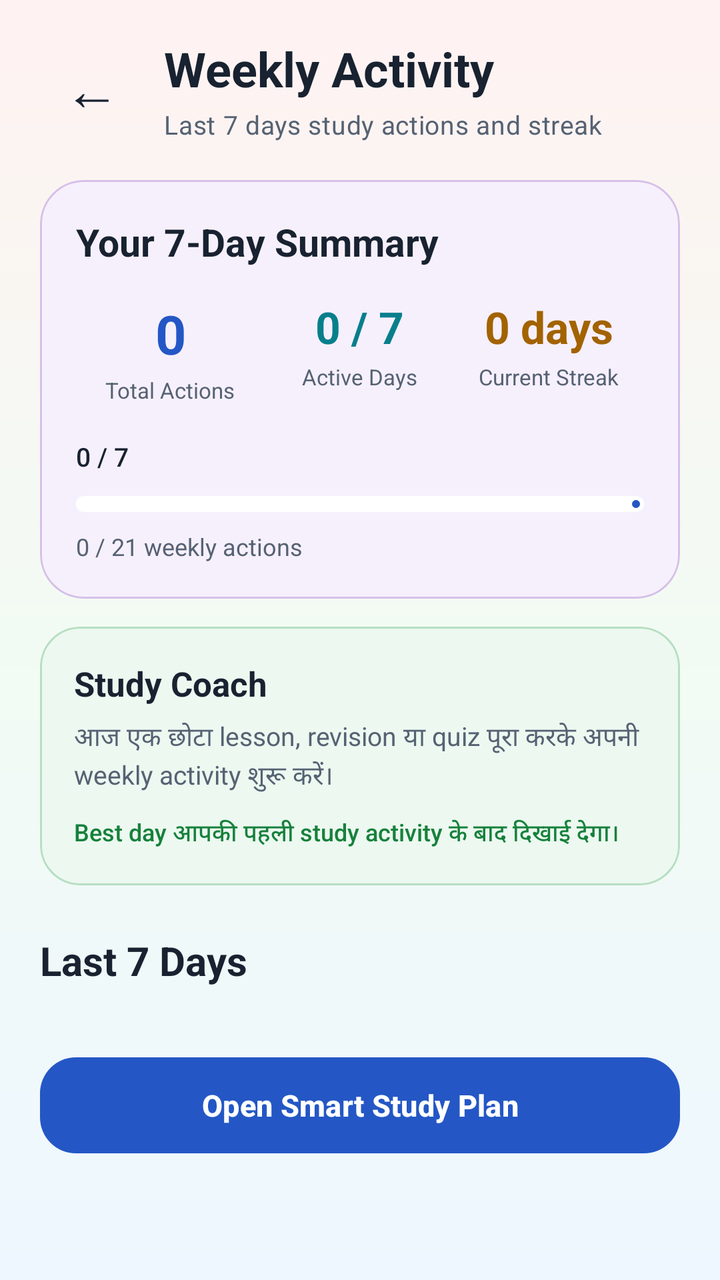
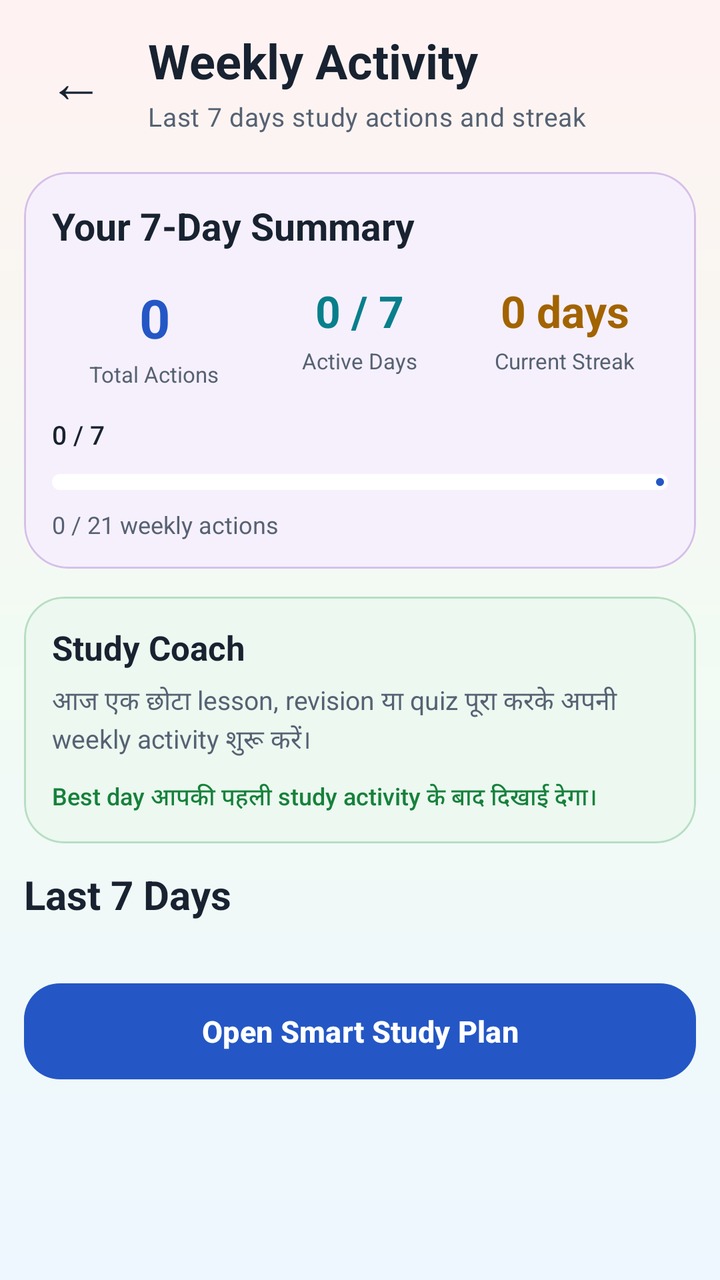

Before-and-after screenshots of an Android layout around one commit, followed by the original layout XML and the change that was made.
<!-- AndroidManifest.xml: application theme Theme.StudySaathi -->
<!-- res/layout/activity_weekly_study.xml -->
<?xml version="1.0" encoding="utf-8"?>
<androidx.coordinatorlayout.widget.CoordinatorLayout xmlns:android="http://schemas.android.com/apk/res/android"
    xmlns:app="http://schemas.android.com/apk/res-auto"
    android:id="@+id/weeklyStudyRoot"
    android:layout_width="match_parent"
    android:layout_height="match_parent"
    android:background="@drawable/bg_app_soft_mix">

    <androidx.core.widget.NestedScrollView
        android:id="@+id/contentWeeklyStudy"
        android:layout_width="match_parent"
        android:layout_height="match_parent"
        android:clipToPadding="false"
        android:fillViewport="true"
        android:overScrollMode="never">

        <LinearLayout
            android:layout_width="match_parent"
            android:layout_height="wrap_content"
            android:orientation="vertical"
            android:paddingStart="20dp"
            android:paddingTop="18dp"
            android:paddingEnd="20dp"
            android:paddingBottom="38dp">

            <LinearLayout
                android:layout_width="match_parent"
                android:layout_height="wrap_content"
                android:gravity="center_vertical"
                android:orientation="horizontal">

                <com.google.android.material.button.MaterialButton
                    android:id="@+id/buttonBack"
                    style="@style/Widget.Material3.Button.TextButton"
                    android:layout_width="52dp"
                    android:layout_height="52dp"
                    android:contentDescription="@string/back"
                    android:insetLeft="0dp"
                    android:insetTop="0dp"
                    android:insetRight="0dp"
                    android:insetBottom="0dp"
                    android:minWidth="0dp"
                    android:text="←"
                    android:textColor="@color/ss_text_primary"
                    android:textSize="28sp"
                    app:cornerRadius="16dp" />

                <LinearLayout
                    android:layout_width="0dp"
                    android:layout_height="wrap_content"
                    android:layout_marginStart="10dp"
                    android:layout_weight="1"
                    android:orientation="vertical">

                    <TextView
                        style="@style/TextAppearance.StudySaathi.Heading"
                        android:layout_width="match_parent"
                        android:layout_height="wrap_content"
                        android:text="@string/weekly_study_title"
                        android:textSize="24sp" />

                    <TextView
                        android:id="@+id/textWeeklyStudyStudent"
                        style="@style/TextAppearance.StudySaathi.Body"
                        android:layout_width="match_parent"
                        android:layout_height="wrap_content"
                        android:layout_marginTop="3dp"
                        android:text="@string/weekly_study_subtitle"
                        android:textSize="13sp" />

                </LinearLayout>

            </LinearLayout>

            <com.google.android.material.card.MaterialCardView
                android:layout_width="match_parent"
                android:layout_height="wrap_content"
                android:layout_marginTop="19dp"
                app:cardBackgroundColor="@color/ss_purple_soft"
                app:cardCornerRadius="22dp"
                app:cardElevation="0dp"
                app:strokeColor="@color/ss_purple_border"
                app:strokeWidth="1dp">

                <LinearLayout
                    android:layout_width="match_parent"
                    android:layout_height="wrap_content"
                    android:orientation="vertical"
                    android:padding="18dp">

                    <TextView
                        android:layout_width="match_parent"
                        android:layout_height="wrap_content"
                        android:fontFamily="sans-serif-rounded"
                        android:text="@string/weekly_study_summary_title"
                        android:textColor="@color/ss_text_primary"
                        android:textSize="19sp"
                        android:textStyle="bold" />

                    <LinearLayout
                        android:layout_width="match_parent"
                        android:layout_height="wrap_content"
                        android:layout_marginTop="15dp"
                        android:baselineAligned="false"
                        android:orientation="horizontal">

                        <LinearLayout
                            android:layout_width="0dp"
                            android:layout_height="wrap_content"
                            android:layout_weight="1"
                            android:gravity="center"
                            android:orientation="vertical">

                            <TextView
                                android:id="@+id/textWeeklyActionsValue"
                                android:layout_width="wrap_content"
                                android:layout_height="wrap_content"
                                android:fontFamily="sans-serif-rounded"
                                android:text="0"
                                android:textColor="@color/ss_primary"
                                android:textSize="27sp"
                                android:textStyle="bold" />

                            <TextView
                                android:layout_width="wrap_content"
                                android:layout_height="wrap_content"
                                android:layout_marginTop="3dp"
                                android:fontFamily="sans-serif"
                                android:text="@string/weekly_study_total_actions"
                                android:textColor="@color/ss_text_secondary"
                                android:textSize="11sp" />

                        </LinearLayout>

                        <LinearLayout
                            android:layout_width="0dp"
                            android:layout_height="wrap_content"
                            android:layout_weight="1"
                            android:gravity="center"
                            android:orientation="vertical">

                            <TextView
                                android:id="@+id/textWeeklyActiveDaysValue"
                                android:layout_width="wrap_content"
                                android:layout_height="wrap_content"
                                android:fontFamily="sans-serif-rounded"
                                android:text="0 / 7"
                                android:textColor="@color/ss_secondary"
                                android:textSize="22sp"
                                android:textStyle="bold" />

                            <TextView
                                android:layout_width="wrap_content"
                                android:layout_height="wrap_content"
                                android:layout_marginTop="3dp"
                                android:fontFamily="sans-serif"
                                android:text="@string/weekly_study_active_days"
                                android:textColor="@color/ss_text_secondary"
                                android:textSize="11sp" />

                        </LinearLayout>

                        <LinearLayout
                            android:layout_width="0dp"
                            android:layout_height="wrap_content"
                            android:layout_weight="1"
                            android:gravity="center"
                            android:orientation="vertical">

                            <TextView
                                android:id="@+id/textWeeklyStreakValue"
                                android:layout_width="wrap_content"
                                android:layout_height="wrap_content"
                                android:fontFamily="sans-serif-rounded"
                                android:text="0 days"
                                android:textColor="@color/ss_warning"
                                android:textSize="22sp"
                                android:textStyle="bold" />

                            <TextView
                                android:layout_width="wrap_content"
                                android:layout_height="wrap_content"
                                android:layout_marginTop="3dp"
                                android:fontFamily="sans-serif"
                                android:text="@string/weekly_study_current_streak"
                                android:textColor="@color/ss_text_secondary"
                                android:textSize="11sp" />

                        </LinearLayout>

                    </LinearLayout>

                    <TextView
                        android:id="@+id/textWeeklyGoalDaysValue"
                        android:layout_width="match_parent"
                        android:layout_height="wrap_content"
                        android:layout_marginTop="17dp"
                        android:fontFamily="sans-serif-medium"
                        android:text="0 / 7"
                        android:textColor="@color/ss_text_primary"
                        android:textSize="13sp" />

                    <com.google.android.material.progressindicator.LinearProgressIndicator
                        android:id="@+id/progressWeeklyTarget"
                        android:layout_width="match_parent"
                        android:layout_height="8dp"
                        android:layout_marginTop="11dp"
                        app:indicatorColor="@color/ss_primary"
                        app:trackColor="@color/ss_surface"
                        app:trackCornerRadius="4dp"
                        app:trackThickness="8dp" />

                    <TextView
                        android:id="@+id/textWeeklyTargetStatus"
                        android:layout_width="match_parent"
                        android:layout_height="wrap_content"
                        android:layout_marginTop="9dp"
                        android:fontFamily="sans-serif"
                        android:text="0 / 21 weekly actions"
                        android:textColor="@color/ss_text_secondary"
                        android:textSize="12sp" />

                </LinearLayout>

            </com.google.android.material.card.MaterialCardView>

            <com.google.android.material.card.MaterialCardView
                android:layout_width="match_parent"
                android:layout_height="wrap_content"
                android:layout_marginTop="14dp"
                app:cardBackgroundColor="@color/ss_green_soft"
                app:cardCornerRadius="20dp"
                app:cardElevation="0dp"
                app:strokeColor="@color/ss_green_border"
                app:strokeWidth="1dp">

                <LinearLayout
                    android:layout_width="match_parent"
                    android:layout_height="wrap_content"
                    android:orientation="vertical"
                    android:padding="17dp">

                    <TextView
                        android:layout_width="match_parent"
                        android:layout_height="wrap_content"
                        android:fontFamily="sans-serif-rounded"
                        android:text="@string/weekly_study_coach_title"
                        android:textColor="@color/ss_text_primary"
                        android:textSize="17sp"
                        android:textStyle="bold" />

                    <TextView
                        android:id="@+id/textWeeklyCoachMessage"
                        android:layout_width="match_parent"
                        android:layout_height="wrap_content"
                        android:layout_marginTop="6dp"
                        android:fontFamily="sans-serif"
                        android:lineSpacingExtra="2dp"
                        android:text="@string/weekly_study_coach_start"
                        android:textColor="@color/ss_text_secondary"
                        android:textSize="13sp" />

                    <TextView
                        android:id="@+id/textWeeklyBestDay"
                        android:layout_width="match_parent"
                        android:layout_height="wrap_content"
                        android:layout_marginTop="10dp"
                        android:fontFamily="sans-serif-medium"
                        android:text="@string/weekly_study_no_best_day"
                        android:textColor="@color/ss_success"
                        android:textSize="12sp" />

                </LinearLayout>

            </com.google.android.material.card.MaterialCardView>

            <TextView
                android:layout_width="match_parent"
                android:layout_height="wrap_content"
                android:layout_marginTop="24dp"
                android:fontFamily="sans-serif-rounded"
                android:text="@string/weekly_study_last_seven_days"
                android:textColor="@color/ss_text_primary"
                android:textSize="20sp"
                android:textStyle="bold" />

            <androidx.recyclerview.widget.RecyclerView
                android:id="@+id/recyclerStudyWeek"
                android:layout_width="match_parent"
                android:layout_height="wrap_content"
                android:layout_marginTop="13dp"
                android:clipToPadding="false"
                android:nestedScrollingEnabled="false"
                android:overScrollMode="never" />

            <com.google.android.material.card.MaterialCardView
                android:id="@+id/cardWeeklyEmpty"
                android:layout_width="match_parent"
                android:layout_height="wrap_content"
                android:layout_marginTop="14dp"
                android:visibility="gone"
                app:cardBackgroundColor="@color/ss_surface"
                app:cardCornerRadius="20dp"
                app:cardElevation="0dp"
                app:strokeColor="@color/ss_outline"
                app:strokeWidth="1dp">

                <LinearLayout
                    android:layout_width="match_parent"
                    android:layout_height="wrap_content"
                    android:gravity="center"
                    android:orientation="vertical"
                    android:padding="23dp">

                    <TextView
                        android:id="@+id/textWeeklyEmptyTitle"
                        android:layout_width="match_parent"
                        android:layout_height="wrap_content"
                        android:fontFamily="sans-serif-rounded"
                        android:gravity="center"
                        android:text="@string/weekly_study_empty_title"
                        android:textColor="@color/ss_text_primary"
                        android:textSize="18sp"
                        android:textStyle="bold" />

                    <TextView
                        android:id="@+id/textWeeklyEmptyDescription"
                        android:layout_width="match_parent"
                        android:layout_height="wrap_content"
                        android:layout_marginTop="6dp"
                        android:fontFamily="sans-serif"
                        android:gravity="center"
                        android:lineSpacingExtra="2dp"
                        android:text="@string/weekly_study_empty_description"
                        android:textColor="@color/ss_text_secondary"
                        android:textSize="13sp" />

                </LinearLayout>

            </com.google.android.material.card.MaterialCardView>

            <com.google.android.material.button.MaterialButton
                android:id="@+id/buttonOpenSmartPlan"
                style="@style/Widget.StudySaathi.Button.Primary"
                android:layout_width="match_parent"
                android:layout_height="wrap_content"
                android:layout_marginTop="18dp"
                android:text="@string/weekly_study_open_plan"
                android:textAllCaps="false"
                android:textSize="15sp" />

        </LinearLayout>

    </androidx.core.widget.NestedScrollView>

    <com.google.android.material.progressindicator.CircularProgressIndicator
        android:id="@+id/progressWeeklyStudy"
        android:layout_width="48dp"
        android:layout_height="48dp"
        android:layout_gravity="center"
        android:visibility="gone"
        app:indicatorColor="@color/ss_primary"
        app:indicatorSize="48dp"
        app:trackColor="@color/ss_blue_soft"
        app:trackThickness="5dp" />

</androidx.coordinatorlayout.widget.CoordinatorLayout>
<!-- resources referenced by this layout -->
<resources>
  <color name="ss_blue_soft">#EAF2FF</color>
  <color name="ss_green_border">#B7DEC2</color>
  <color name="ss_green_soft">#ECF8F0</color>
  <color name="ss_outline">#D6DEE9</color>
  <color name="ss_primary">#2457C5</color>
  <color name="ss_purple_border">#D6C0E8</color>
  <color name="ss_purple_soft">#F6F0FC</color>
  <color name="ss_secondary">#087F8C</color>
  <color name="ss_success">#16813B</color>
  <color name="ss_surface">#FFFFFF</color>
  <color name="ss_text_primary">#182230</color>
  <color name="ss_text_secondary">#566273</color>
  <color name="ss_warning">#A26300</color>
  <!-- drawable bg_app_soft_mix (drawable) -->
  <?xml version="1.0" encoding="utf-8"?>
  <shape xmlns:android="http://schemas.android.com/apk/res/android"
      android:shape="rectangle">
  
      <gradient
          android:angle="270"
          android:centerColor="#F2FBF3"
          android:endColor="#EEF7FF"
          android:startColor="#FFF2F2"
          android:type="linear" />
  
  </shape>
  <string name="back">Back</string>
  <string name="weekly_study_active_days">
          Active Days
      </string>
  <string name="weekly_study_coach_start">
          आज एक छोटा lesson, revision या quiz पूरा करके अपनी weekly activity शुरू करें।
      </string>
  <string name="weekly_study_coach_title">
          Study Coach
      </string>
  <string name="weekly_study_current_streak">
          Current Streak
      </string>
  <string name="weekly_study_empty_description">
          Lesson complete करने, revision करने या quiz देने के बाद activity यहाँ दिखाई देगी।
      </string>
  <string name="weekly_study_empty_title">
          No study activity yet
      </string>
  <string name="weekly_study_last_seven_days">
          Last 7 Days
      </string>
  <string name="weekly_study_no_best_day">
          Best day आपकी पहली study activity के बाद दिखाई देगा।
      </string>
  <string name="weekly_study_open_plan">
          Open Smart Study Plan
      </string>
  <string name="weekly_study_subtitle">
          Last 7 days study actions and streak
      </string>
  <string name="weekly_study_summary_title">
          Your 7-Day Summary
      </string>
  <string name="weekly_study_title">
          Weekly Activity
      </string>
  <string name="weekly_study_total_actions">
          Total Actions
      </string>
  <style name="TextAppearance.StudySaathi.Body" parent="TextAppearance.Material3.BodyMedium">
          <item name="android:fontFamily">sans-serif</item>
          <item name="fontFamily">sans-serif</item>
          <item name="android:textColor">@color/ss_text_secondary</item>
      </style>
  <style name="TextAppearance.StudySaathi.Heading" parent="TextAppearance.Material3.HeadlineSmall">
          <item name="android:fontFamily">sans-serif-rounded</item>
          <item name="fontFamily">sans-serif-rounded</item>
          <item name="android:textStyle">bold</item>
          <item name="android:textColor">@color/ss_text_primary</item>
      </style>
  <style name="Widget.StudySaathi.Button.Primary" parent="Widget.Material3.Button">
          <item name="cornerRadius">18dp</item>
          <item name="android:minHeight">56dp</item>
          <item name="android:textStyle">bold</item>
          <item name="backgroundTint">@color/ss_primary</item>
          <item name="android:textColor">@color/ss_on_primary</item>
      </style>
  <color name="ss_on_primary">#FFFFFF</color>
  <color name="ss_primary_dark">#173F99</color>
  <color name="ss_on_secondary">#FFFFFF</color>
  <color name="ss_teal_soft">#EAF8F8</color>
  <color name="ss_tertiary">#8A5A00</color>
  <color name="ss_on_tertiary">#FFFFFF</color>
  <color name="ss_yellow_soft">#FFF8E8</color>
  <color name="ss_background">#F7F9FC</color>
  <color name="ss_surface_soft">#F0F4FA</color>
  <color name="ss_error">#BA1A1A</color>
  <color name="white">#FFFFFFFF</color>
  <color name="ss_red_soft">#FFF0F0</color>
  <!-- unchanged entries left out for length: 1 -->
</resources>

<!-- the commit's change to res/layout/activity_weekly_study.xml (unified diff, before → after) -->
@@ -18,10 +18,10 @@
             android:layout_width="match_parent"
             android:layout_height="wrap_content"
             android:orientation="vertical"
-            android:paddingStart="20dp"
-            android:paddingTop="18dp"
-            android:paddingEnd="20dp"
-            android:paddingBottom="38dp">
+            android:paddingStart="12dp"
+            android:paddingTop="14dp"
+            android:paddingEnd="12dp"
+            android:paddingBottom="12dp">
 
             <LinearLayout
                 android:layout_width="match_parent"
@@ -86,7 +86,7 @@
                     android:layout_width="match_parent"
                     android:layout_height="wrap_content"
                     android:orientation="vertical"
-                    android:padding="18dp">
+                    android:padding="14dp">
 
                     <TextView
                         android:layout_width="match_parent"
@@ -194,7 +194,7 @@
                         android:id="@+id/textWeeklyGoalDaysValue"
                         android:layout_width="match_parent"
                         android:layout_height="wrap_content"
-                        android:layout_marginTop="17dp"
+                        android:layout_marginTop="14dp"
                         android:fontFamily="sans-serif-medium"
                         android:text="0 / 7"
                         android:textColor="@color/ss_text_primary"
@@ -238,7 +238,7 @@
                     android:layout_width="match_parent"
                     android:layout_height="wrap_content"
                     android:orientation="vertical"
-                    android:padding="17dp">
+                    android:padding="14dp">
 
                     <TextView
                         android:layout_width="match_parent"
@@ -277,7 +277,7 @@
             <TextView
                 android:layout_width="match_parent"
                 android:layout_height="wrap_content"
-                android:layout_marginTop="24dp"
+                android:layout_marginTop="12dp"
                 android:fontFamily="sans-serif-rounded"
                 android:text="@string/weekly_study_last_seven_days"
                 android:textColor="@color/ss_text_primary"
@@ -344,7 +344,7 @@
                 style="@style/Widget.StudySaathi.Button.Primary"
                 android:layout_width="match_parent"
                 android:layout_height="wrap_content"
-                android:layout_marginTop="18dp"
+                android:layout_marginTop="14dp"
                 android:text="@string/weekly_study_open_plan"
                 android:textAllCaps="false"
                 android:textSize="15sp" />
